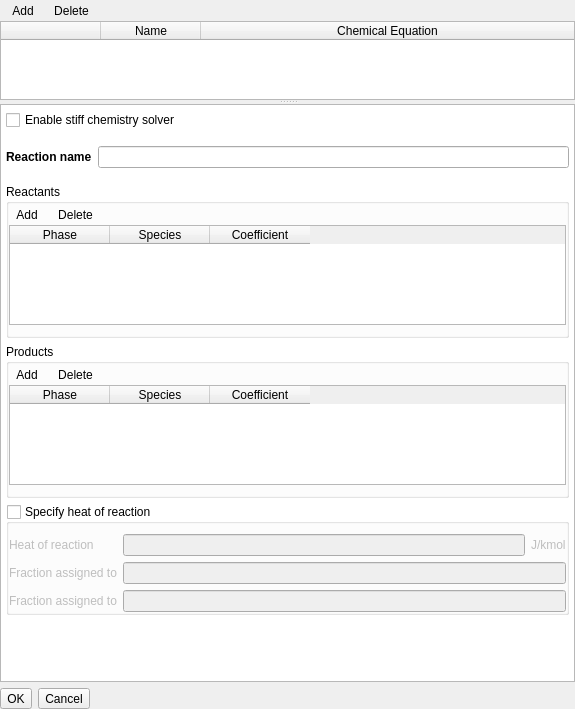
First picture: the form in mfixgui/uifiles/chemistry.ui, repository truongd8593/mfix, before the edit.
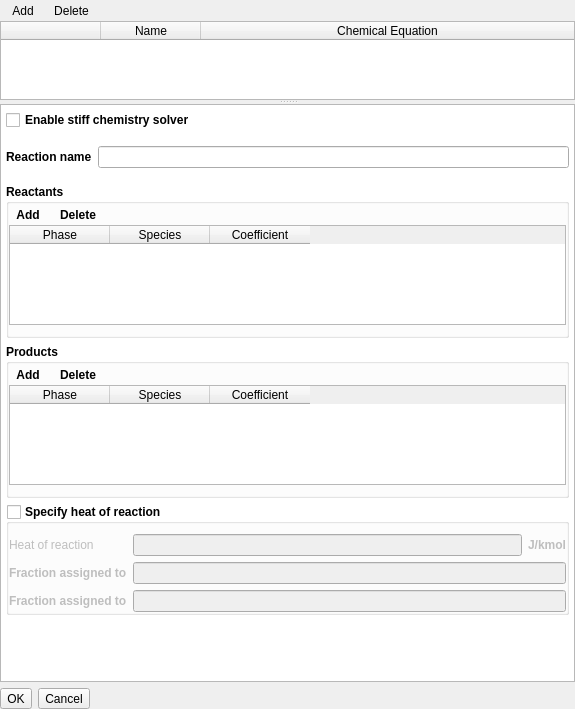
Second picture: the form after the edit. Custom widgets are drawn as their Qt base class.

Commit message:
bold groupbox labels
squash! bold groupbox labels

squash! bold groupbox labels

squash! bold groupbox labels

```diff
--- a/mfixgui/uifiles/chemistry.ui
+++ b/mfixgui/uifiles/chemistry.ui
@@ -290,6 +290,12 @@
                <height>16777215</height>
               </size>
              </property>
+             <property name="font">
+              <font>
+               <weight>75</weight>
+               <bold>true</bold>
+              </font>
+             </property>
              <property name="text">
               <string>Enable stiff chemistry solver</string>
              </property>
@@ -338,6 +344,12 @@
                <height>16777215</height>
               </size>
              </property>
+             <property name="font">
+              <font>
+               <weight>75</weight>
+               <bold>true</bold>
+              </font>
+             </property>
              <property name="title">
               <string>Reactants</string>
              </property>
@@ -443,6 +455,12 @@
                   <height>100</height>
                  </size>
                 </property>
+                <property name="font">
+                 <font>
+                  <weight>50</weight>
+                  <bold>false</bold>
+                 </font>
+                </property>
                 <property name="selectionMode">
                  <enum>QAbstractItemView::NoSelection</enum>
                 </property>
@@ -492,6 +510,12 @@
                <height>16777215</height>
               </size>
              </property>
+             <property name="font">
+              <font>
+               <weight>75</weight>
+               <bold>true</bold>
+              </font>
+             </property>
              <property name="title">
               <string>Products</string>
              </property>
@@ -591,6 +615,12 @@
                   <height>100</height>
                  </size>
                 </property>
+                <property name="font">
+                 <font>
+                  <weight>50</weight>
+                  <bold>false</bold>
+                 </font>
+                </property>
                 <property name="selectionMode">
                  <enum>QAbstractItemView::NoSelection</enum>
                 </property>
@@ -634,6 +664,12 @@
                <verstretch>0</verstretch>
               </sizepolicy>
              </property>
+             <property name="font">
+              <font>
+               <weight>75</weight>
+               <bold>true</bold>
+              </font>
+             </property>
              <property name="title">
               <string>Specify heat of reaction</string>
              </property>
@@ -684,6 +720,12 @@
                 <property name="enabled">
                  <bool>true</bool>
                 </property>
+                <property name="font">
+                 <font>
+                  <weight>50</weight>
+                  <bold>false</bold>
+                 </font>
+                </property>
                 <property name="text">
                  <string>Heat of reaction</string>
                 </property>
```
The commit also changes 3 other files.
